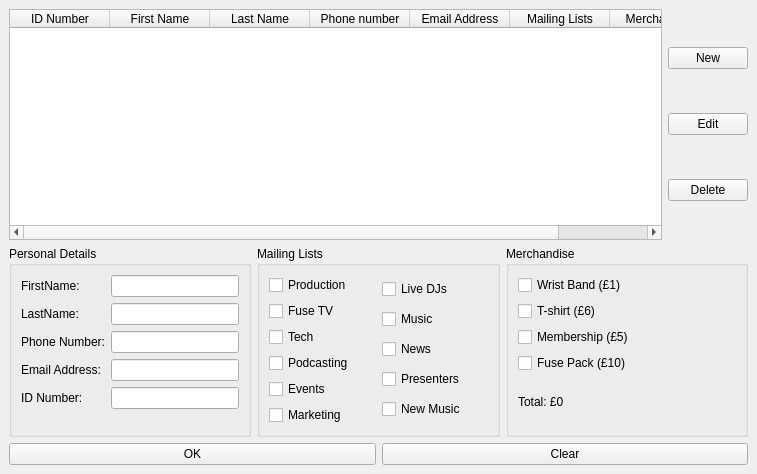
Old version of the form main.ui in the repository fusefm/FuseUp.
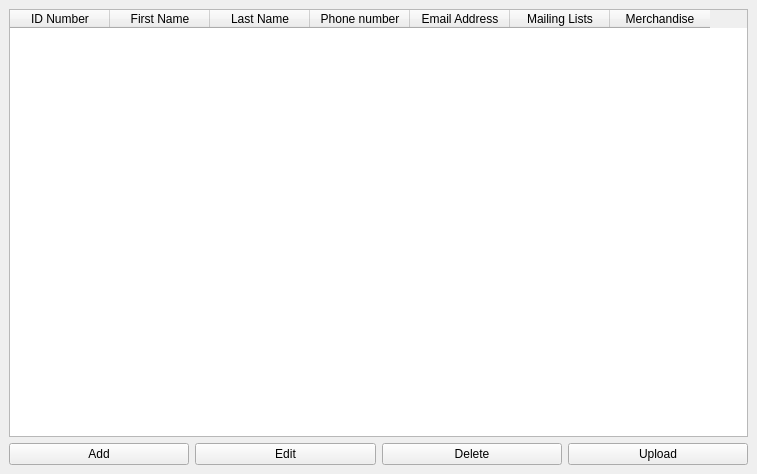
New version of the form.

Commit message: Added the upload button and changed button layout.

```diff
--- a/main.ui
+++ b/main.ui
@@ -56,254 +56,35 @@
         </column>
        </widget>
       </item>
-      <item>
-       <layout class="QVBoxLayout" name="verticalLayout">
-        <item>
-         <widget class="QPushButton" name="NewButton">
-          <property name="text">
-           <string>New</string>
-          </property>
-         </widget>
-        </item>
-        <item>
-         <widget class="QPushButton" name="EditButton">
-          <property name="text">
-           <string>Edit</string>
-          </property>
-         </widget>
-        </item>
-        <item>
-         <widget class="QPushButton" name="DeleteButton">
-          <property name="text">
-           <string>Delete</string>
-          </property>
-         </widget>
-        </item>
-       </layout>
-      </item>
      </layout>
     </item>
     <item>
-     <layout class="QHBoxLayout" name="horizontalLayout" stretch="1,1,1">
+     <layout class="QHBoxLayout" name="horizontalLayout">
       <item>
-       <widget class="QGroupBox" name="groupBox">
-        <property name="title">
-         <string>Personal Details</string>
+       <widget class="QPushButton" name="AddButton">
+        <property name="text">
+         <string>Add</string>
         </property>
-        <layout class="QFormLayout" name="formLayout">
-         <item row="0" column="0">
-          <widget class="QLabel" name="FirstNameLabel">
-           <property name="text">
-            <string>FirstName:</string>
-           </property>
-          </widget>
-         </item>
-         <item row="0" column="1">
-          <widget class="QLineEdit" name="FirstNameText"/>
-         </item>
-         <item row="1" column="0">
-          <widget class="QLabel" name="LastNameLabel">
-           <property name="text">
-            <string>LastName:</string>
-           </property>
-          </widget>
-         </item>
-         <item row="2" column="0">
-          <widget class="QLabel" name="PhoneNumberLabel">
-           <property name="text">
-            <string>Phone Number:</string>
-           </property>
-          </widget>
-         </item>
-         <item row="3" column="0">
-          <widget class="QLabel" name="EmailLabel">
-           <property name="text">
-            <string>Email Address:</string>
-           </property>
-          </widget>
-         </item>
-         <item row="4" column="0">
-          <widget class="QLabel" name="IDNumberLabel">
-           <property name="text">
-            <string>ID Number:</string>
-           </property>
-          </widget>
-         </item>
-         <item row="1" column="1">
-          <widget class="QLineEdit" name="LastNameText"/>
-         </item>
-         <item row="2" column="1">
-          <widget class="QLineEdit" name="PhoneNumberText"/>
-         </item>
-         <item row="3" column="1">
-          <widget class="QLineEdit" name="EmailAddressText"/>
-         </item>
-         <item row="4" column="1">
-          <widget class="QLineEdit" name="IDNumberText">
-           <property name="maxLength">
-            <number>7</number>
-           </property>
-          </widget>
-         </item>
-        </layout>
        </widget>
       </item>
       <item>
-       <widget class="QGroupBox" name="groupBox_2">
-        <property name="title">
-         <string>Mailing Lists</string>
+       <widget class="QPushButton" name="EditButton">
+        <property name="text">
+         <string>Edit</string>
         </property>
-        <layout class="QHBoxLayout" name="horizontalLayout_4">
-         <item>
-          <layout class="QVBoxLayout" name="verticalLayout_2">
-           <item>
-            <widget class="QCheckBox" name="ProductionCheck">
-             <property name="text">
-              <string>Production</string>
-             </property>
-            </widget>
-           </item>
-           <item>
-            <widget class="QCheckBox" name="TVCheck">
-             <property name="text">
-              <string>Fuse TV</string>
-             </property>
-            </widget>
-           </item>
-           <item>
-            <widget class="QCheckBox" name="TechCheck">
-             <property name="text">
-              <string>Tech</string>
-             </property>
-            </widget>
-           </item>
-           <item>
-            <widget class="QCheckBox" name="PodcastingCheck">
-             <property name="text">
-              <string>Podcasting</string>
-             </property>
-            </widget>
-           </item>
-           <item>
-            <widget class="QCheckBox" name="EventsCheck">
-             <property name="text">
-              <string>Events</string>
-             </property>
-            </widget>
-           </item>
-           <item>
-            <widget class="QCheckBox" name="MarketingCheck">
-             <property name="text">
-              <string>Marketing</string>
-             </property>
-            </widget>
-           </item>
-          </layout>
-         </item>
-         <item>
-          <layout class="QVBoxLayout" name="verticalLayout_5">
-           <item>
-            <widget class="QCheckBox" name="DJsCheck">
-             <property name="text">
-              <string>Live DJs</string>
-             </property>
-            </widget>
-           </item>
-           <item>
-            <widget class="QCheckBox" name="MusicCheck">
-             <property name="text">
-              <string>Music</string>
-             </property>
-            </widget>
-           </item>
-           <item>
-            <widget class="QCheckBox" name="NewsCheck">
-             <property name="text">
-              <string>News</string>
-             </property>
-            </widget>
-           </item>
-           <item>
-            <widget class="QCheckBox" name="PresentersCheck">
-             <property name="text">
-              <string>Presenters</string>
-             </property>
-            </widget>
-           </item>
-           <item>
-            <widget class="QCheckBox" name="NewMusicCheck">
-             <property name="text">
-              <string>New Music</string>
-             </property>
-            </widget>
-           </item>
-          </layout>
-         </item>
-        </layout>
        </widget>
       </item>
       <item>
-       <widget class="QGroupBox" name="groupBox_3">
-        <property name="title">
-         <string>Merchandise</string>
-        </property>
-        <layout class="QVBoxLayout" name="verticalLayout_4">
-         <item>
-          <widget class="QCheckBox" name="WristBandCheck">
-           <property name="text">
-            <string>Wrist Band (£1)</string>
-           </property>
-          </widget>
-         </item>
-         <item>
-          <widget class="QCheckBox" name="TShirtCheck">
-           <property name="text">
-            <string>T-shirt (£6)</string>
-           </property>
-          </widget>
-         </item>
-         <item>
-          <widget class="QCheckBox" name="MembershipCheck">
-           <property name="text">
-            <string>Membership (£5)</string>
-           </property>
-          </widget>
-         </item>
-         <item>
-          <widget class="QCheckBox" name="FusePackCheck">
-           <property name="text">
-            <string>Fuse Pack (£10)</string>
-           </property>
-          </widget>
-         </item>
-         <item>
-          <widget class="QLabel" name="TotalLabel">
-           <property name="styleSheet">
-            <string notr="true"/>
-           </property>
-           <property name="text">
-            <string>Total: £0</string>
-           </property>
-          </widget>
-         </item>
-        </layout>
-       </widget>
-      </item>
-     </layout>
-    </item>
-    <item>
-     <layout class="QHBoxLayout" name="horizontalLayout_2">
-      <item>
-       <widget class="QPushButton" name="OKButton">
+       <widget class="QPushButton" name="DeleteButton">
         <property name="text">
-         <string>OK</string>
+         <string>Delete</string>
         </property>
        </widget>
       </item>
       <item>
-       <widget class="QPushButton" name="ClearButton">
+       <widget class="QPushButton" name="UploadButton">
         <property name="text">
-         <string>Clear</string>
+         <string>Upload</string>
         </property>
        </widget>
       </item>
```
